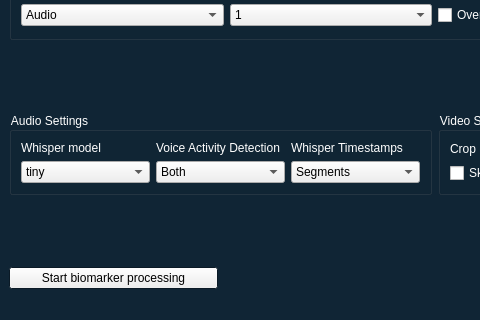
Above: DigBio.ui from sihartmann/DigitalBiomarkersPsychosis before the change; both pictures show x 0 to 480 and y 230 to 550 of the 1093 by 550 pixel window. Below: the same form after it.
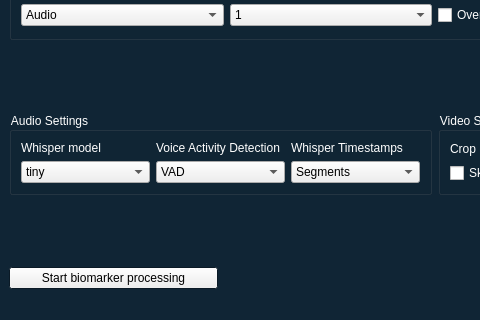
That is the form after the change. Icons and pictures are not drawn.

Commit message: Bug fixes: VAD always on for facial analysis but optional for speech analysis, use full video to crop interviewer, etc.

Patch:
```diff
--- a/DigBio.ui
+++ b/DigBio.ui
@@ -837,13 +837,8 @@
          <item row="1" column="1">
           <widget class="QComboBox" name="vadBox">
            <property name="currentText">
-            <string>Both</string>
+            <string>None</string>
            </property>
-           <item>
-            <property name="text">
-             <string>Both</string>
-            </property>
-           </item>
            <item>
             <property name="text">
              <string>VAD</string>
```
The commit also changes 1 other file.
